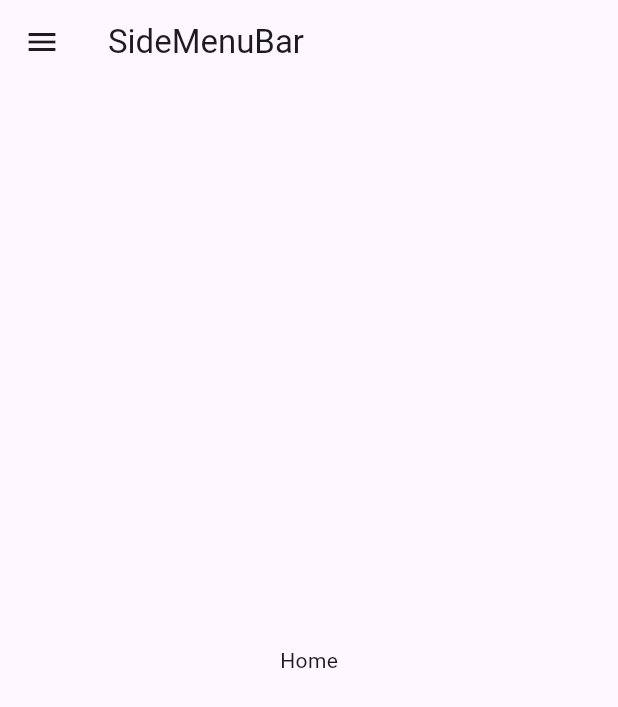
After one commit to harshkumarkhatri/Login-UI-Session-1-VNRVJIET, a Flutter app: the SideMenuBarImplNew screen opened directly, in the side drawer, after a tap on "Home", on a phone screen of 412 x 824 dp. The commit adds this screen. Shown: the top 707 px of the screen. Run offline on Flutter 3.47's test engine with Material 3 defaults, Android fonts, the phone set to English and light mode, and no system bars.

Commit message:
Side menu bar implementation

```diff
--- a/lib/main.dart
+++ b/lib/main.dart
@@ -1,5 +1,5 @@
 import 'package:flutter/material.dart';
-import 'package:login_app/bottombar_impl_new.dart';
+import 'package:login_app/side_menu_bar_impl_new.dart';
 
 void main() {
   runApp(const MyApp());
@@ -49,7 +49,7 @@ class _LoginScreenState extends State<LoginScreen> {
           passwordController.text == password) {
         Navigator.push(
           context,
-          MaterialPageRoute(builder: (_) => BottombarImplNew()),
+          MaterialPageRoute(builder: (_) => SideMenuBarImplNew()),
         );
       } else {
         showSnackbar(context, "Username or password incorrect.");
--- /dev/null
+++ b/lib/side_menu_bar_impl_new.dart
@@ -0,0 +1,96 @@
+import 'package:flutter/material.dart';
+
+class SideMenuBarImplNew extends StatefulWidget {
+  const SideMenuBarImplNew({super.key});
+
+  @override
+  State<SideMenuBarImplNew> createState() => _SideMenuBarImplNewState();
+}
+
+class _SideMenuBarImplNewState extends State<SideMenuBarImplNew> {
+  int selectedIndex = 0;
+
+  final List<Widget> _children = [
+    const Center(
+      child: Text("Home"),
+    ),
+    Column(
+      mainAxisAlignment: MainAxisAlignment.center,
+      children: [
+        Text(
+          "Hello there",
+        ),
+        const Icon(
+          Icons.abc,
+          size: 20,
+          color: Colors.blue,
+        ),
+        TextFormField(
+          decoration: const InputDecoration(
+            labelText: "Username",
+          ),
+        ),
+      ],
+    ),
+    const Center(
+      child: Text("Settings"),
+    ),
+  ];
+
+  @override
+  Widget build(BuildContext context) {
+    return Scaffold(
+      appBar: AppBar(
+        title: const Text("SideMenuBar"),
+      ),
+      drawer: Drawer(
+        child: ListView(
+          children: [
+            const DrawerHeader(
+              decoration: BoxDecoration(
+                color: Colors.deepPurple,
+              ),
+              child: Center(
+                child: Text(
+                  "SideMenuBar",
+                  style: TextStyle(
+                    color: Colors.white,
+                    fontSize: 24,
+                  ),
+                ),
+              ),
+            ),
+            ListTile(
+              title: const Text("Home"),
+              onTap: () {
+                setState(() {
+                  selectedIndex = 0;
+                });
+                Navigator.pop(context);
+              },
+            ),
+            ListTile(
+              title: const Text("Search"),
+              onTap: () {
+                setState(() {
+                  selectedIndex = 1;
+                });
+                Navigator.pop(context);
+              },
+            ),
+            ListTile(
+              title: const Text("Settings"),
+              onTap: () {
+                setState(() {
+                  selectedIndex = 2;
+                });
+                Navigator.pop(context);
+              },
+            ),
+          ],
+        ),
+      ),
+      body: _children[selectedIndex],
+    );
+  }
+}
```
